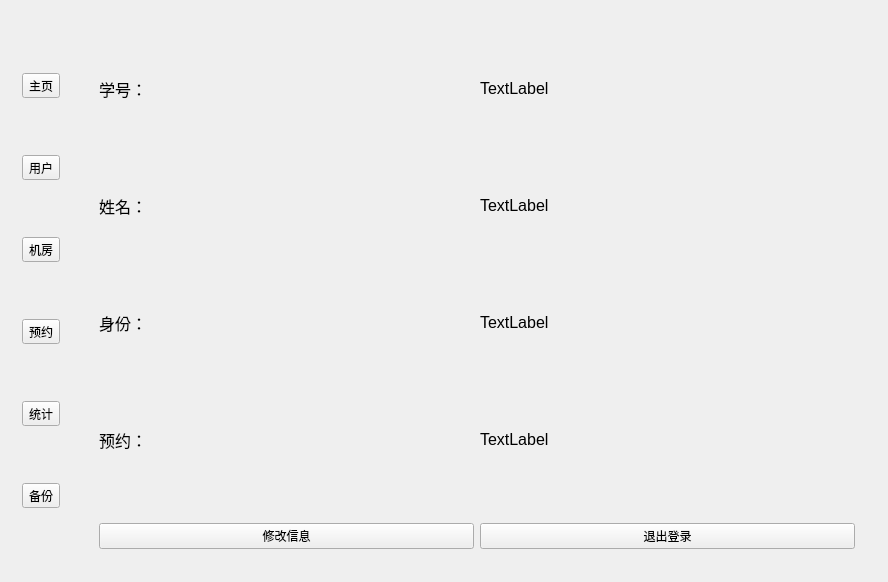
Above: ComputersManager/computers_manager.ui from Time-Zero/ComputersManager before the change. Below: the same form after it.
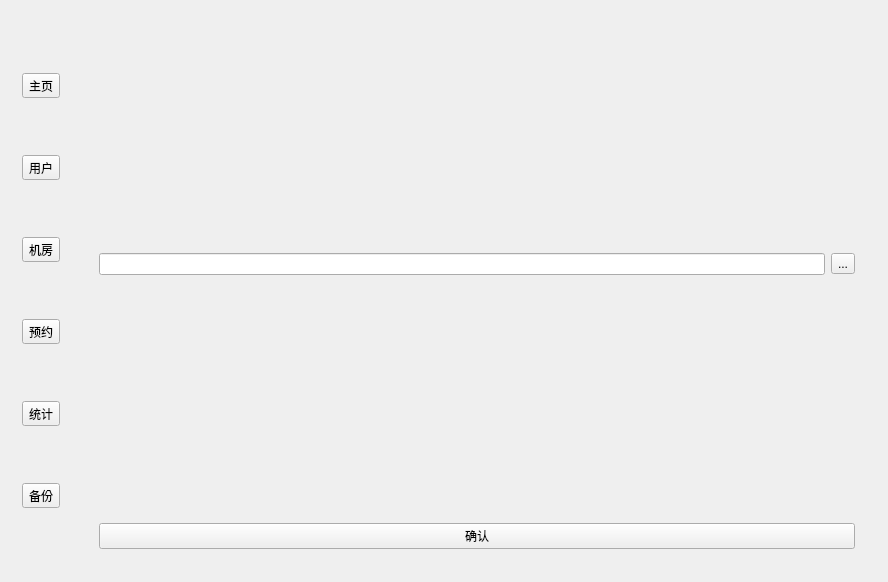
That is the form after the change. The open tabs and pages were chosen to show the change. Icons and pictures are not drawn.

Patch:
```diff
--- a/ComputersManager/computers_manager.ui
+++ b/ComputersManager/computers_manager.ui
@@ -440,6 +440,45 @@
        </item>
       </layout>
      </widget>
+     <widget class="QWidget" name="page_backup">
+      <layout class="QVBoxLayout" name="verticalLayout_12">
+       <item>
+        <widget class="QWidget" name="widget_12" native="true">
+         <layout class="QHBoxLayout" name="horizontalLayout_9">
+          <item>
+           <widget class="QLineEdit" name="lineEdit_backup_location"/>
+          </item>
+          <item>
+           <widget class="QToolButton" name="toolButton_select_backup_location">
+            <property name="text">
+             <string>...</string>
+            </property>
+           </widget>
+          </item>
+         </layout>
+        </widget>
+       </item>
+       <item>
+        <widget class="QWidget" name="widget_13" native="true">
+         <property name="sizePolicy">
+          <sizepolicy hsizetype="Preferred" vsizetype="Fixed">
+           <horstretch>0</horstretch>
+           <verstretch>0</verstretch>
+          </sizepolicy>
+         </property>
+         <layout class="QVBoxLayout" name="verticalLayout_11">
+          <item>
+           <widget class="QPushButton" name="pushButton_backup_confirm">
+            <property name="text">
+             <string>确认</string>
+            </property>
+           </widget>
+          </item>
+         </layout>
+        </widget>
+       </item>
+      </layout>
+     </widget>
     </widget>
    </item>
   </layout>
```
